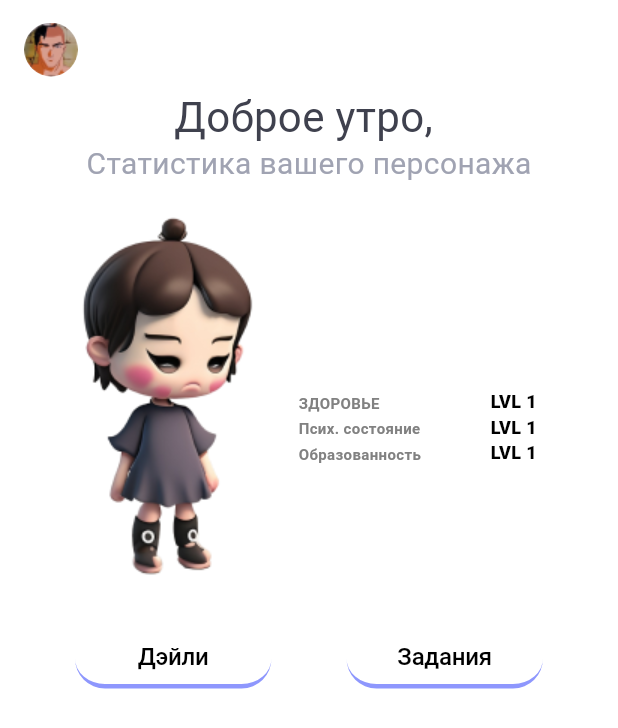
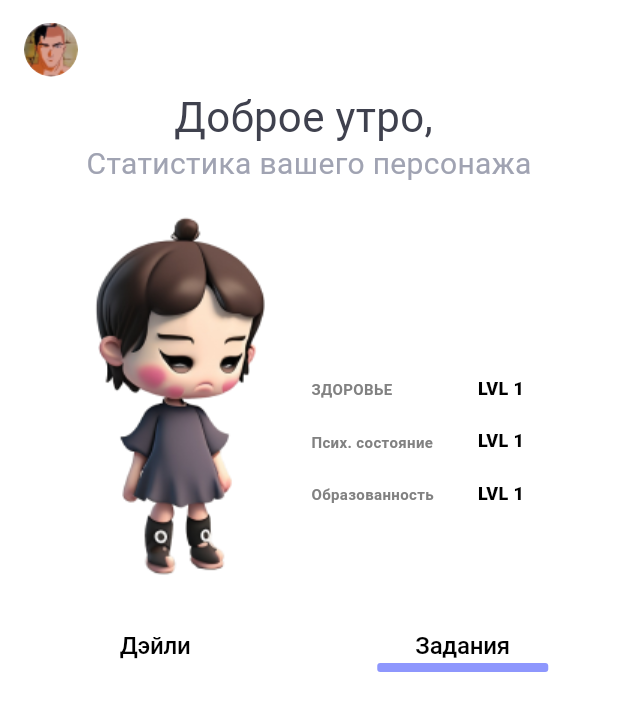
Before and after one commit to QuiXXX00/Mental-In, a Flutter app: the HomeScreen screen opened by its route, on a phone screen of 412 x 824 dp. Shown: the top 728 px of the screen. Run offline on Flutter 3.47's test engine with Material 3 defaults, Android fonts, the phone set to English and light mode, and no system bars; our stand-ins replace cloud_firestore, email_validator, firebase_auth, firebase_core, firebase_storage, flutter_svg and 2 more; missing offline and left inert: dart:ffi; accounts and stored records are empty; Roboto replaces fonts that are missing (Poppins); project files that could hold a hidden picture were left out.

Commit message:
Кароче пол хома

```diff
--- a/lib/feature/home/ui/home_screen.dart
+++ b/lib/feature/home/ui/home_screen.dart
@@ -47,7 +47,6 @@ class _HomeScreenState extends State<HomeScreen> {
               child: Row(
                 mainAxisAlignment: MainAxisAlignment.center,
                 children: [
-
                   Text(
                     'Доброе утро, $username',
                     style: AppTypography.f28w400,
@@ -91,9 +90,9 @@ class _HomeScreenState extends State<HomeScreen> {
           ),
           SliverToBoxAdapter(
             child: Padding(
-              padding: const EdgeInsets.symmetric(vertical: 1),
+              padding: const EdgeInsets.symmetric(vertical: 1, horizontal: 38),
               child: Row(
-                mainAxisAlignment: MainAxisAlignment.spaceEvenly,
+                mainAxisAlignment: MainAxisAlignment.spaceBetween,
                 children: [
                   InkWell(
                     onTap: () {
@@ -107,14 +106,11 @@ class _HomeScreenState extends State<HomeScreen> {
                       height: 40,
                       alignment: Alignment.center,
                       decoration: BoxDecoration(
-                          color: isDailySelected
-                              ? Color(0xFF8E97FD)
-                              : Colors.transparent,
-                          borderRadius: BorderRadius.circular(20),
-                          border: Border(
-                              bottom: BorderSide(
-                                  color: Color(0xFF8E97FD), width: 3))),
-                      child: Text(
+                        color: Colors.transparent,
+                      ),
+                      child: Column(
+                        children: [
+                          Text(
                             'Дэйли',
                             style: TextStyle(
                               color: Colors.black,
@@ -125,6 +121,26 @@ class _HomeScreenState extends State<HomeScreen> {
                                   : FontWeight.w500,
                               letterSpacing: -0.16,
                             ),
+                          ),
+                          Container(
+                            width: 114,
+                            decoration: ShapeDecoration(
+
+                              shape: RoundedRectangleBorder(
+                                borderRadius: BorderRadius.circular(2),
+                                side: BorderSide(
+
+                                  width: 3,
+                                  color: isDailySelected
+                                      ? Color(0xFF8E97FD)
+                                      : Colors.transparent,
+
+
+                                ),
+                              ),
+                            ),
+                          )
+                        ],
                       ),
                     ),
                   ),
@@ -140,15 +156,12 @@ class _HomeScreenState extends State<HomeScreen> {
                       height: 40,
                       alignment: Alignment.center,
                       decoration: BoxDecoration(
-                        color: isTasksSelected
-                            ? Color(0xFF8E97FD)
-                            : Colors.transparent,
+                        color: Colors.transparent,
                         borderRadius: BorderRadius.circular(20),
-                        border: Border(
-                            bottom:
-                                BorderSide(color: Color(0xFF8E97FD), width: 3)),
                       ),
-                      child: Text(
+                      child: Column(
+                        children: [
+                          Text(
                             'Задания',
                             style: TextStyle(
                               color: Colors.black,
@@ -159,6 +172,26 @@ class _HomeScreenState extends State<HomeScreen> {
                                   : FontWeight.w500,
                               letterSpacing: -0.16,
                             ),
+                          ),
+                          Container(
+                            width: 114,
+                            decoration: ShapeDecoration(
+
+                              shape: RoundedRectangleBorder(
+                                borderRadius: BorderRadius.circular(2),
+                                side: BorderSide(
+
+                                  width: 3,
+                                  color: isDailySelected
+                                      ? Colors.transparent
+                                      : Color(0xFF8E97FD),
+
+
+                                ),
+                              ),
+                            ),
+                          )
+                        ],
                       ),
                     ),
                   ),
@@ -172,13 +205,21 @@ class _HomeScreenState extends State<HomeScreen> {
               child: isDailySelected
                   ? Column(
                       children: [
-                        CustomContainerWidget(text: 'Медитация 5 минут', exp: 3, asset1: 'Assets/icons/yoga.svg',),
+                        CustomContainerWidget(
+                          text: 'Медитация 5 минут',
+                          exp: 3,
+                          asset1: 'Assets/icons/yoga.svg',
+                        ),
                       ],
                     )
                   : isTasksSelected
                       ? Column(
                           children: [
-                            CustomContainerWidget(text: 'Дрочить 5 минут', exp: 3, asset1: 'Assets/icons/yoga.svg',),
+                            CustomContainerWidget(
+                              text: 'Дрочить 5 минут',
+                              exp: 3,
+                              asset1: 'Assets/icons/yoga.svg',
+                            ),
                           ],
                         )
                       : SizedBox(),
--- a/lib/feature/home/widget/user_profile_widget.dart
+++ b/lib/feature/home/widget/user_profile_widget.dart
@@ -16,7 +16,9 @@ class UserProfileWidget extends StatelessWidget {
 
   @override
   Widget build(BuildContext context) {
-    return Expanded(
+    return SizedBox(
+      width: 156,
+      height: 142,
       child: Column(
         mainAxisAlignment: MainAxisAlignment.spaceBetween,
         crossAxisAlignment: CrossAxisAlignment.start,
```
Lines whose indentation alone changed are shown as unchanged.
